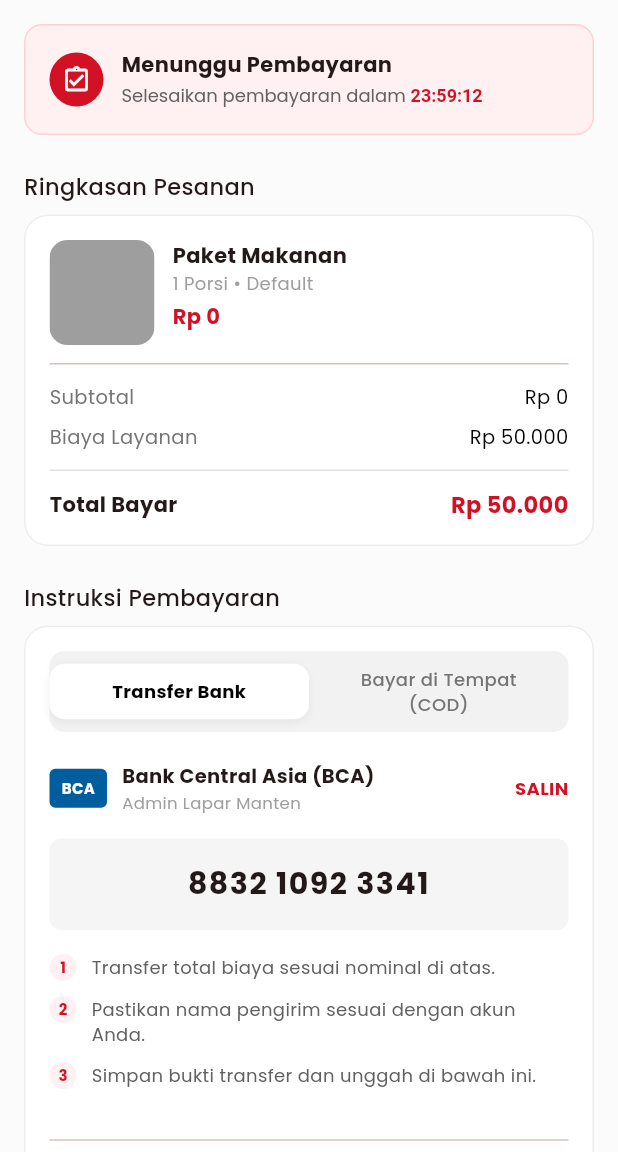
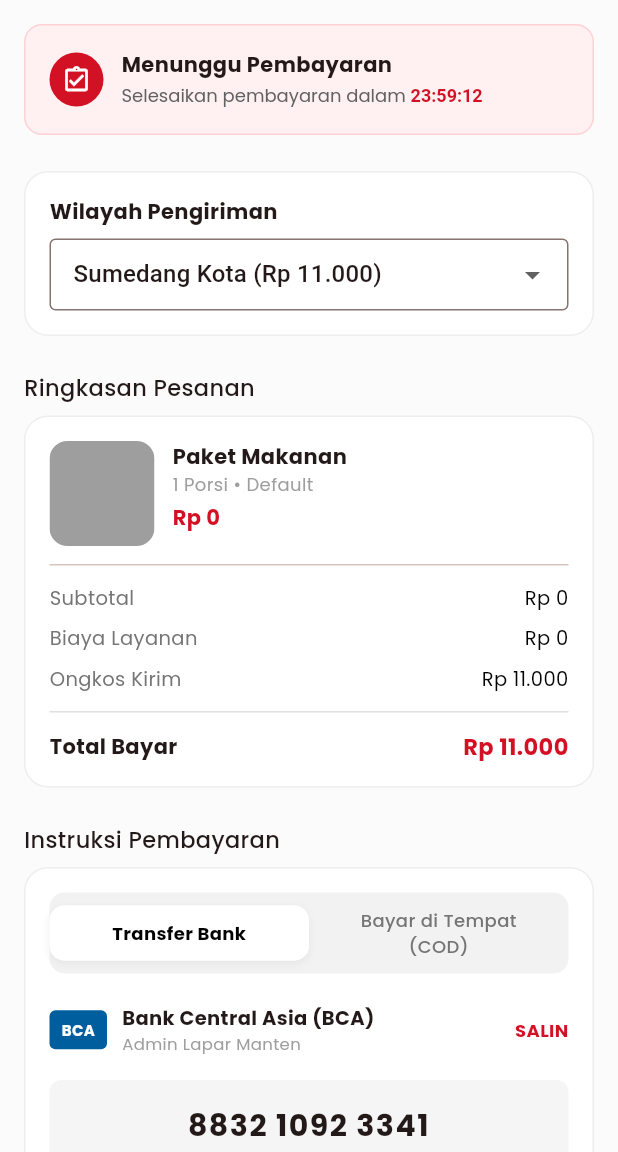
Before and after one commit to LuthfiIrhamZulafa/lapar_manten_delivery, a Flutter app: the PaymentPage screen opened directly with empty values, on a phone screen of 412 x 824 dp, the part 84-1236 px from its top. Run offline on Flutter 3.47's test engine with Material 3 defaults, Android fonts, the light colour scheme and no system bars; our stand-ins replace firebase_core, google_fonts, image_picker, shared_preferences, supabase_flutter; accounts and stored records are empty.

Commit message:
Menambahkan fitur ongkir dan metode pembayaran

```diff
--- a/lib/screens/payment_page.dart
+++ b/lib/screens/payment_page.dart
@@ -28,7 +28,24 @@ class PaymentPage extends StatefulWidget {
 class _PaymentPageState extends State<PaymentPage> {
   // 0 untuk Transfer Bank, 1 untuk COD
   int _selectedMethodIndex = 0;
-  final int _biayaLayanan = 50000;
+  final int _biayaLayanan = 0;
+  String _wilayahDipilih = 'dalam_kota';
+  final TextEditingController _jarakController = TextEditingController(
+    text: '0',
+  );
+
+  int _hitungOngkir() {
+    double jarakKm = double.tryParse(_jarakController.text) ?? 0.0;
+    if (_wilayahDipilih == 'dalam_kota') {
+      return 11000;
+    } else if (_wilayahDipilih == 'luar_wilayah') {
+      return 11000 + (jarakKm * 2000).toInt();
+    } else if (_wilayahDipilih == 'luar_kota') {
+      return 20000 + (jarakKm * 2000).toInt();
+    }
+    return 0;
+  }
+
   File? _imageFile; // Tempat menyimpan foto bukti transfer yang dipilih user
   bool _isLoading = false; // Taruh di dekat variabel _imageFile
   final ImagePicker _picker = ImagePicker();
@@ -92,7 +109,8 @@ class _PaymentPageState extends State<PaymentPage> {
 
   @override
   Widget build(BuildContext context) {
-    int totalBayar = widget.subtotal + _biayaLayanan;
+    int ongkir = _hitungOngkir();
+    int totalBayar = widget.subtotal + _biayaLayanan + ongkir;
 
     // Mengambil item pertama sebagai contoh ringkasan pesanan
     // (Bisa disesuaikan jika ingin melooping semua isi keranjang)
@@ -182,7 +200,89 @@ class _PaymentPageState extends State<PaymentPage> {
               ),
             ),
             const SizedBox(height: 24),
+            Container(
+              padding: const EdgeInsets.all(16),
+              decoration: BoxDecoration(
+                color: Colors.white,
+                borderRadius: BorderRadius.circular(16),
+                border: Border.all(color: Colors.grey[200]!),
+              ),
+              child: Column(
+                crossAxisAlignment: CrossAxisAlignment.start,
+                children: [
+                  Text(
+                    "Wilayah Pengiriman",
+                    style: GoogleFonts.poppins(
+                      fontWeight: FontWeight.bold,
+                      fontSize: 14,
+                    ),
+                  ),
+                  const SizedBox(height: 8),
 
+                  DropdownButtonFormField<String>(
+                    isExpanded: true,
+                    value: _wilayahDipilih,
+                    decoration: const InputDecoration(
+                      border: OutlineInputBorder(),
+                      contentPadding: EdgeInsets.symmetric(horizontal: 12),
+                    ),
+                    items: const [
+                      DropdownMenuItem(
+                        value: 'dalam_kota',
+                        child: Text('Sumedang Kota (Rp 11.000)'),
+                      ),
+                      DropdownMenuItem(
+                        value: 'luar_wilayah',
+                        child: Text(
+                          'Luar Wilayah Sumedang Kota (+Rp 2.000/km)',
+                        ),
+                      ),
+                      DropdownMenuItem(
+                        value: 'luar_kota',
+                        child: Text(
+                          'Luar Kota Sumedang (Rp 20.000 + Rp 2.000/km)',
+                        ),
+                      ),
+                    ],
+                    onChanged: (value) {
+                      setState(() {
+                        _wilayahDipilih = value!;
+
+                        if (_wilayahDipilih == 'dalam_kota') {
+                          _jarakController.text = '0';
+                        }
+                      });
+                    },
+                  ),
+
+                  if (_wilayahDipilih != 'dalam_kota') ...[
+                    const SizedBox(height: 12),
+
+                    Text(
+                      "Jarak Tambahan dari Batas Wilayah (KM)",
+                      style: GoogleFonts.poppins(fontSize: 13),
+                    ),
+
+                    const SizedBox(height: 6),
+
+                    TextField(
+                      controller: _jarakController,
+                      keyboardType: TextInputType.number,
+                      decoration: const InputDecoration(
+                        hintText: 'Contoh: 5',
+                        suffixText: 'KM',
+                        border: OutlineInputBorder(),
+                      ),
+                      onChanged: (value) {
+                        setState(() {});
+                      },
+                    ),
+                  ],
+                ],
+              ),
+            ),
+
+            const SizedBox(height: 24),
             Text(
               "Ringkasan Pesanan",
               style: GoogleFonts.poppins(
@@ -259,6 +359,8 @@ class _PaymentPageState extends State<PaymentPage> {
                   _buildPriceRow("Subtotal", widget.subtotal),
                   const SizedBox(height: 8),
                   _buildPriceRow("Biaya Layanan", _biayaLayanan),
+                  const SizedBox(height: 8),
+                  _buildPriceRow("Ongkos Kirim", ongkir),
                   const Padding(
                     padding: EdgeInsets.symmetric(vertical: 12),
                     child: Divider(
```
